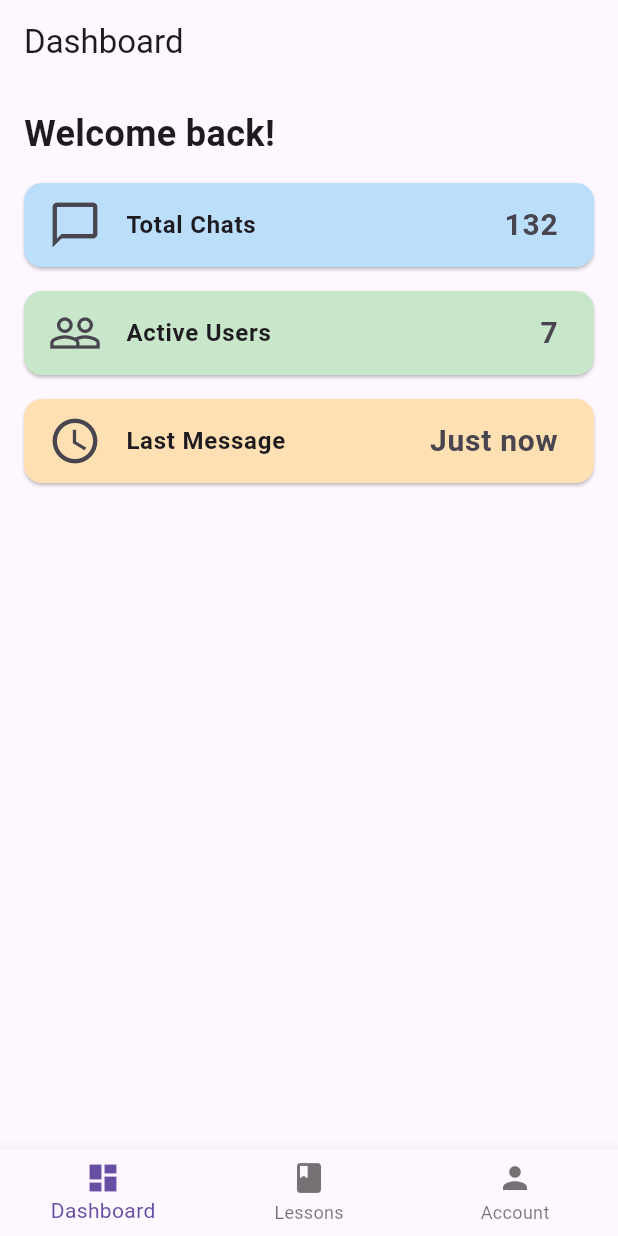
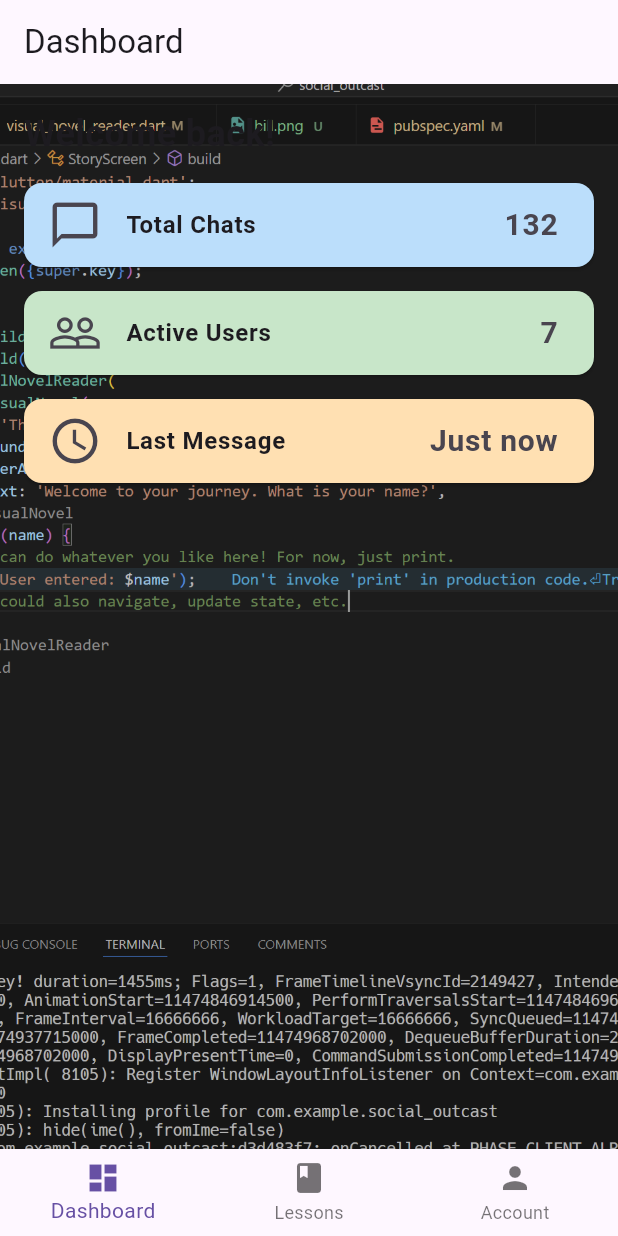
Before and after one commit to austindelic/social_outcast, a Flutter app: the screen it shows after launch, on a phone screen of 412 x 824 dp. Run offline on Flutter 3.47's test engine with Material 3 defaults, Android fonts, the phone set to English and light mode, and no system bars; our stand-ins replace dio.

Commit message:
video story lib added and example images included with pubspec updated

```diff
--- a/lib/screens/dashboard_screen.dart
+++ b/lib/screens/dashboard_screen.dart
@@ -1,45 +1,6 @@
 import 'package:flutter/material.dart';
 
-class DashboardScreen extends StatelessWidget {
-  const DashboardScreen({super.key});
-
-  @override
-  Widget build(BuildContext context) {
-    return Scaffold(
-      appBar: AppBar(title: const Text('Dashboard')),
-      body: ListView(
-        padding: const EdgeInsets.all(16),
-        children: [
-          const Text(
-            'Welcome back!',
-            style: TextStyle(fontSize: 24, fontWeight: FontWeight.bold),
-          ),
-          const SizedBox(height: 16),
-          DashboardCard(
-            title: "Total Chats",
-            value: "132",
-            icon: Icons.chat_bubble_outline,
-            color: Colors.blue[100],
-          ),
-          DashboardCard(
-            title: "Active Users",
-            value: "7",
-            icon: Icons.people_outline,
-            color: Colors.green[100],
-          ),
-          DashboardCard(
-            title: "Last Message",
-            value: "Just now",
-            icon: Icons.access_time,
-            color: Colors.orange[100],
-          ),
-          // Add more cards as needed
-        ],
-      ),
-    );
-  }
-}
-
+// MOVE THIS UP
 class DashboardCard extends StatelessWidget {
   final String title;
   final String value;
@@ -70,3 +31,59 @@ class DashboardCard extends StatelessWidget {
     );
   }
 }
+
+class DashboardScreen extends StatelessWidget {
+  const DashboardScreen({super.key});
+
+  @override
+  Widget build(BuildContext context) {
+    return Scaffold(
+      appBar: AppBar(title: const Text('Dashboard')),
+      body: Stack(
+        children: [
+          Positioned.fill(
+            child: Image.asset(
+              'assets/example.png',
+              fit: BoxFit.cover,
+              color: Colors.black.withValues(
+                alpha: 0.1,
+              ), // Optional: faint overlay
+              colorBlendMode: BlendMode.darken,
+            ),
+          ),
+          ListView(
+            padding: const EdgeInsets.all(16),
+            children: [
+              const Text(
+                'Welcome back!',
+                style: TextStyle(fontSize: 24, fontWeight: FontWeight.bold),
+              ),
+              const SizedBox(height: 16),
+              DashboardCard(
+                title: "Total Chats",
+                value: "132",
+                icon: Icons.chat_bubble_outline,
+                color: Colors.blue[100],
+              ),
+              DashboardCard(
+                title: "Active Users",
+                value: "7",
+                icon: Icons.people_outline,
+                color: Colors.green[100],
+              ),
+              DashboardCard(
+                title: "Last Message",
+                value: "Just now",
+                icon: Icons.access_time,
+                color: Colors.orange[100],
+              ),
+              // Add more cards as needed
+            ],
+          ),
+        ],
+      ),
+    );
+  }
+}
+
+// ...DashboardCard code unchanged
--- a/lib/screens/story_screen.dart
+++ b/lib/screens/story_screen.dart
@@ -10,8 +10,8 @@ class StoryScreen extends StatelessWidget {
       body: VisualNovelReader(
         novel: VisualNovel(
           title: 'The Social Outcast',
-          backgroundAsset: 'assets/backgrounds/scene1.png',
-          characterAsset: 'assets/characters/hero.png',
+          backgroundAsset: 'assets/images/backgrounds/example.png',
+          characterAsset: 'assets/images/sprites/example.png',
           introText: 'Welcome to your journey. What is your name?',
         ),
         onInput: (name) {
--- a/pubspec.yaml
+++ b/pubspec.yaml
@@ -59,6 +59,10 @@ flutter:
   # the material Icons class.
   uses-material-design: true
 
+  assets:
+    - assets/images/backgrounds/example.png
+    - assets/images/sprites/example.png
+    - assets/example.png
   # To add assets to your application, add an assets section, like this:
   # assets:
   #   - images/a_dot_burr.jpeg
--- a/visual_novel/lib/visual_novel_reader.dart
+++ b/visual_novel/lib/visual_novel_reader.dart
@@ -1,5 +1,5 @@
 import 'package:flutter/material.dart';
-import '../../lib/lib/visual_novel/models.dart';
+import './visual_novel.dart';
 
 class VisualNovelReader extends StatefulWidget {
   final VisualNovel novel;
@@ -35,15 +35,16 @@ class _VisualNovelReaderState extends State<VisualNovelReader> {
     return Stack(
       children: [
         // Background
+
         Positioned.fill(
-          child: Image.asset(widget.novel.background, fit: BoxFit.cover),
+          child: Image.asset(widget.novel.backgroundAsset, fit: BoxFit.cover),
         ),
         // Sprite
         Align(
           alignment: Alignment.bottomCenter,
           child: Padding(
             padding: const EdgeInsets.only(bottom: 180),
-            child: Image.asset(widget.novel.sprite, height: 300),
+            child: Image.asset(widget.novel.characterAsset, height: 300),
           ),
         ),
         // Textbox and input
```
Also changed, not shown: assets/example.png (added), assets/images/backgrounds/example.png (added), assets/images/sprites/example.png (added).
